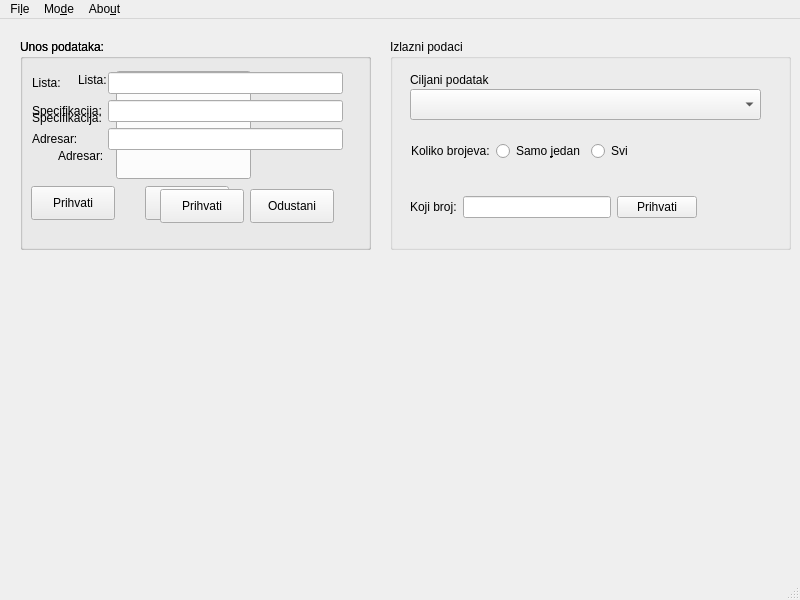
hrvoojex/spendICT, file spendICT_gui.ui: the form before one commit.
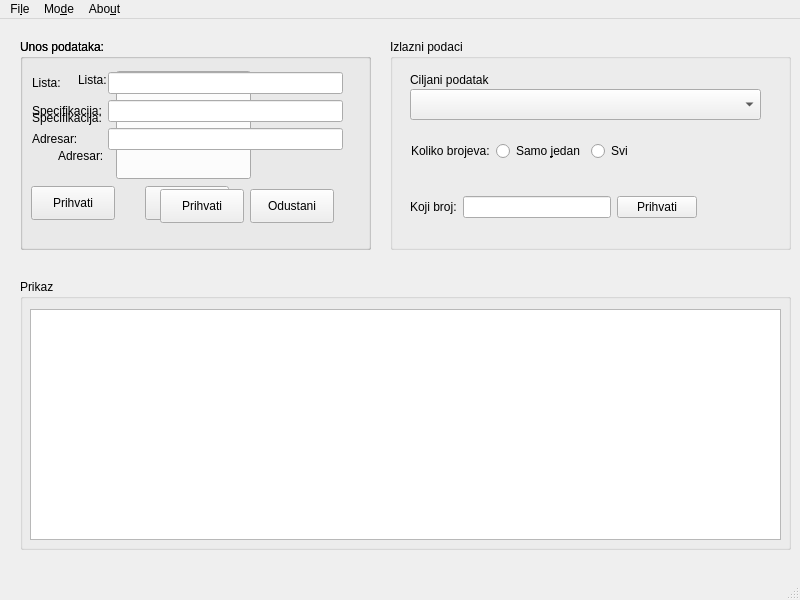
The form after the commit.

What changed in the file:
```diff
--- a/spendICT_gui.ui
+++ b/spendICT_gui.ui
@@ -313,10 +313,29 @@
      </layout>
     </widget>
    </widget>
-   <zorder>groupBox</zorder>
-   <zorder>groupBox_2</zorder>
-   <zorder>label_6</zorder>
-   <zorder>label_6</zorder>
+   <widget class="QGroupBox" name="groupBox_4">
+    <property name="geometry">
+     <rect>
+      <x>20</x>
+      <y>260</y>
+      <width>771</width>
+      <height>271</height>
+     </rect>
+    </property>
+    <property name="title">
+     <string>Prikaz</string>
+    </property>
+    <widget class="QTextEdit" name="textEdit">
+     <property name="geometry">
+      <rect>
+       <x>10</x>
+       <y>30</y>
+       <width>751</width>
+       <height>231</height>
+      </rect>
+     </property>
+    </widget>
+   </widget>
   </widget>
   <widget class="QMenuBar" name="menubar">
    <property name="geometry">
```
Left out of the diff: 10 changed lines with no effect on the pictures.
